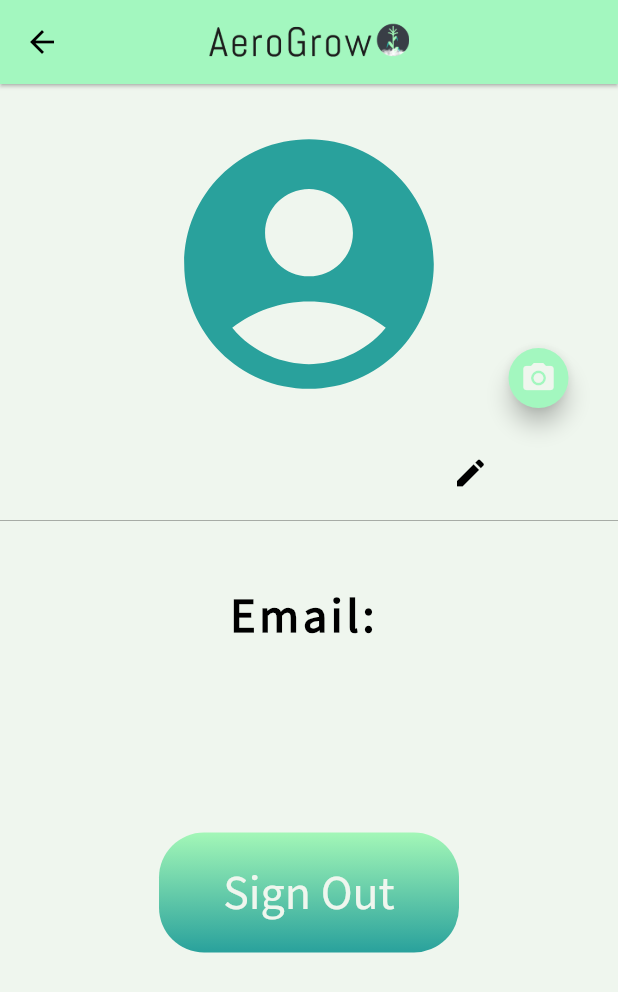
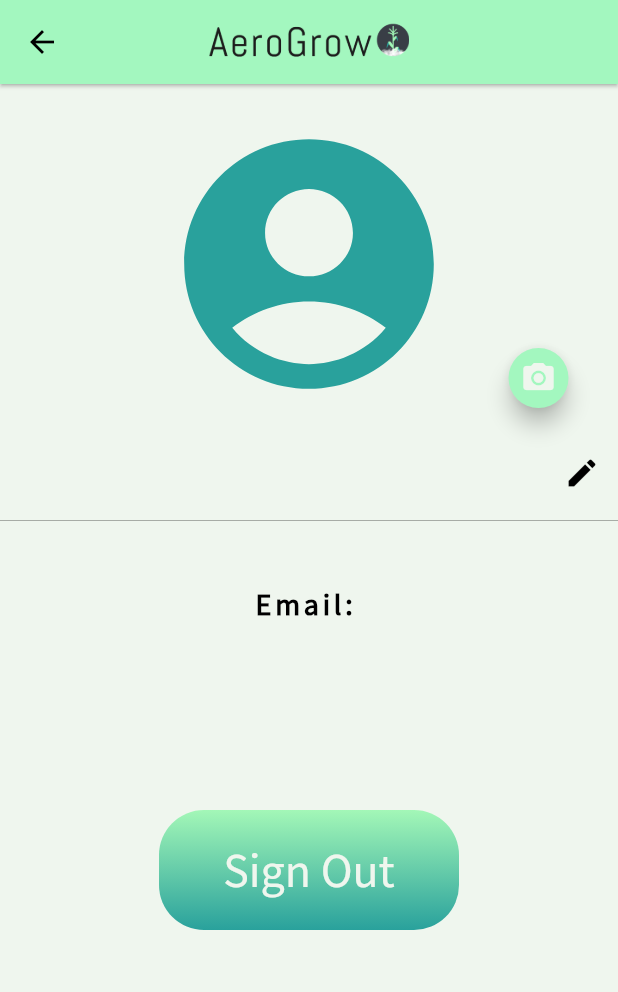
Before and after one commit to Galli24/flutter-instant-messenger, a Flutter app: the ProfileScreen screen opened by its route, on a phone screen of 412 x 824 dp. Shown: the top 992 px of the screen. Run offline on Flutter 3.47's test engine with Material 2 defaults, Android fonts, the phone set to English and light mode, and no system bars; our stand-ins replace cached_network_image, cloud_firestore, firebase_auth, firebase_core, firebase_storage, image_picker and 1 more; accounts and stored records are empty.

```diff
--- a/lib/constants.dart
+++ b/lib/constants.dart
@@ -27,7 +27,7 @@ final TextStyle kBlackTextStyle = TextStyle(
 final TextStyle kBlackTitleTextStyle = TextStyle(
   fontFamily: 'SourceSansPro',
   color: Colors.black,
-  fontSize: 32,
+  fontSize: 20,
   letterSpacing: 2.5,
   fontWeight: FontWeight.bold,
 );
--- a/lib/screens/profile.dart
+++ b/lib/screens/profile.dart
@@ -17,6 +17,8 @@ class ProfileScreen extends StatefulWidget {
 class _ProfileScreenState extends State<ProfileScreen> {
   final picker = ImagePicker();
   UserState userService;
+
+  bool _nameEditing = false;
 
   @override
   void initState() {
@@ -136,37 +138,37 @@ class _ProfileScreenState extends State<ProfileScreen> {
                       ),
                       SizedBox(height: 15),
                       Row(
-                        crossAxisAlignment: CrossAxisAlignment.start,
                         mainAxisAlignment: MainAxisAlignment.center,
+                        crossAxisAlignment: CrossAxisAlignment.center,
                         children: [
-                          Spacer(),
-                          Text(
+                          SizedBox(width: 48),
+                          !_nameEditing
+                              ? Expanded(
+                                  child: Text(
                                     state.currentUserInfo().fullName,
+                                    textAlign: TextAlign.center,
                                     style: kBlackTitleTextStyle,
                                   ),
-                          SizedBox(width: 10),
-                          Expanded(
-                            child: FloatingActionButton(
-                              onPressed: () {
-                                showMaterialModalBottomSheet(
-                                  expand: true,
-                                  backgroundColor: Colors.white,
-                                  context: context,
-                                  builder: (context, scrollController) => TextField(
-                                    obscureText: false,
+                                )
+                              : Expanded(
+                                  child: TextField(
+                                    autofocus: true,
+                                    style: kBlackTitleTextStyle,
+                                    onSubmitted: (text) => setState(() {
+                                      state.updateUserName(text);
+                                      _nameEditing = false;
+                                    }),
+                                    textAlign: TextAlign.center,
                                     decoration: InputDecoration(
                                       border: InputBorder.none,
-                                        floatingLabelBehavior: FloatingLabelBehavior.always,
-                                        hintText: "Enter your profile name",
-                                        labelText: 'Profile name'),
+
+                                      hintText: state.currentUserInfo().fullName,
+                                    ),
                                     textInputAction: TextInputAction.done,
-                                    onSubmitted: (text) {
-                                      state.updateUserName(text);
-                                      Navigator.pop(context);
-                                    },
                                   ),
-                                );
-                              },
+                                ),
+                          FloatingActionButton(
+                            onPressed: () => setState(() => _nameEditing = true),
                             heroTag: "EditName",
                             child: Icon(Icons.edit, color: Colors.black),
                             backgroundColor: Colors.transparent,
@@ -174,7 +176,6 @@ class _ProfileScreenState extends State<ProfileScreen> {
                             elevation: 0,
                             splashColor: Color(0xFFA3F7BF),
                             mini: true,
-                            ),
                           ),
                         ],
                       ),
```
Lines whose indentation alone changed are shown as unchanged.
